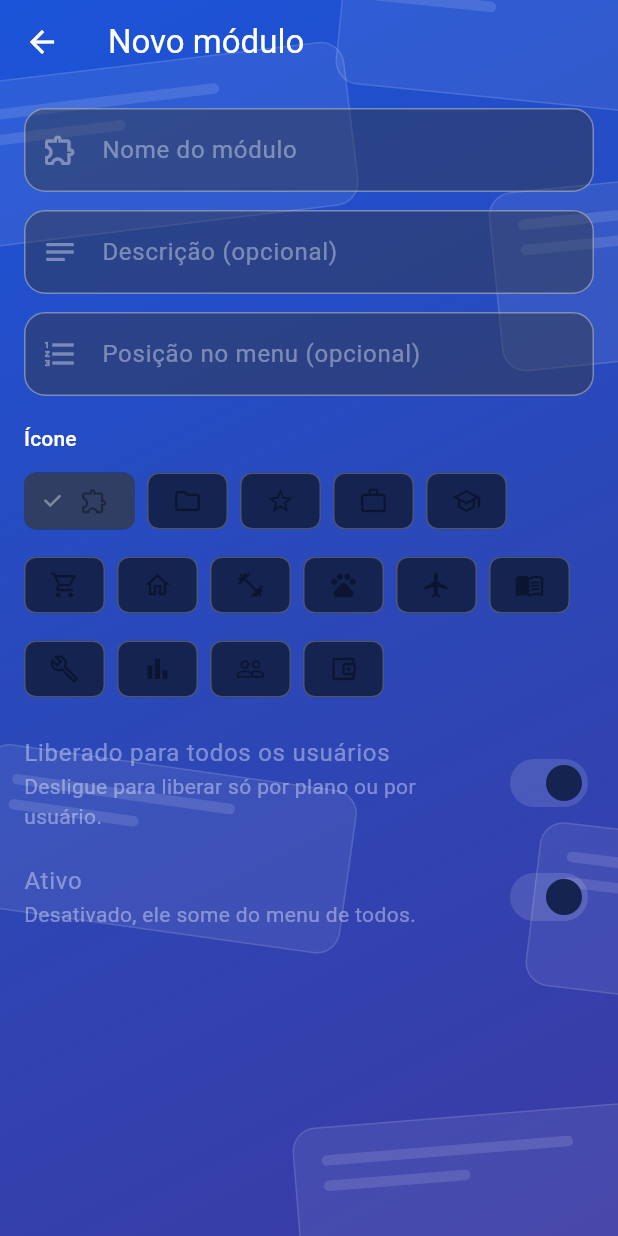
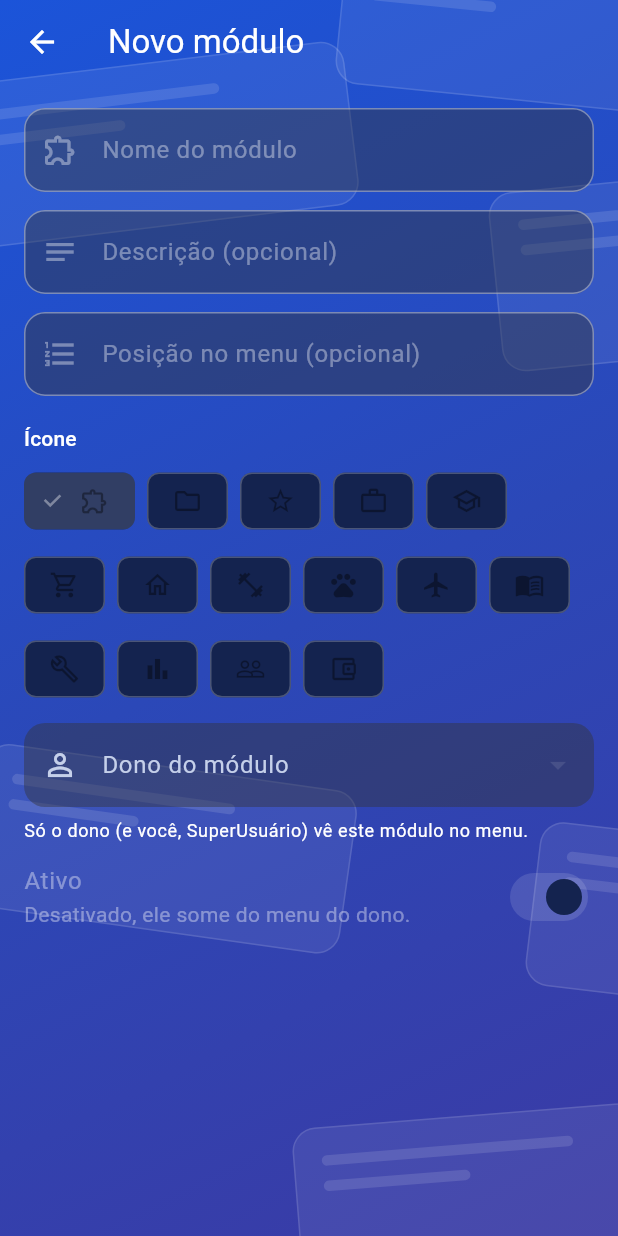
Before and after one commit to valdeiramaral/controle.pessoal, a Flutter app: the ModuloFormPage screen opened directly, on a phone screen of 412 x 824 dp. Run offline on Flutter 3.47's test engine with Material 3 defaults, Android fonts, the phone set to English and light mode, and no system bars; our stand-ins replace drift, drift_flutter, flutter_local_notifications, flutter_riverpod, flutter_secure_storage, timezone; accounts and stored records are empty; generated files the repository leaves out were written again.

Commit message:
App: SuperUsuario, modulos com dono e menu por usuario
Co-Authored-By: Claude Sonnet 5.5 <noreply@anthropic.com>
Claude-Session: https://claude.ai/code/session_01BBJdPGpRE6NQGsK2ezuwoF

```diff
--- a/app/lib/data/api/cliente_api.dart
+++ b/app/lib/data/api/cliente_api.dart
@@ -124,12 +124,16 @@ class UsuarioApi {
 
 /// Resposta de GET /me: dados da pessoa, plano, modulos liberados e permissoes.
 class PerfilApi {
-  const PerfilApi({required this.usuario, this.plano, this.modulos = const [], this.permissoes = const []});
+  const PerfilApi(
+      {required this.usuario, this.plano, this.modulos = const [], this.permissoes = const [], this.superusuario = false});
 
   final UsuarioApi usuario;
   final String? plano;
   final List<String> modulos;
   final List<String> permissoes;
+
+  /// Unico que enxerga e administra os dados de todos os usuarios.
+  final bool superusuario;
 
   bool pode(String permissao) => permissoes.contains(permissao);
 }
@@ -267,6 +271,8 @@ class ModuloAdmin {
     this.icone = 'extension',
     this.sistema = false,
     this.planos = const [],
+    this.donoId,
+    this.donoNome,
   });
 
   final String codigo;
@@ -283,6 +289,10 @@ class ModuloAdmin {
   /// Planos que liberam o modulo (usado quando nao e liberado para todos).
   final List<String> planos;
 
+  /// Dono do modulo (so ele e o SuperUsuario o veem); nulo nos modulos de fabrica.
+  final String? donoId;
+  final String? donoNome;
+
   factory ModuloAdmin.deJson(Map<String, dynamic> j) => ModuloAdmin(
         codigo: j['codigo'] as String,
         nome: j['nome'] as String,
@@ -293,23 +303,29 @@ class ModuloAdmin {
         icone: j['icone'] as String? ?? 'extension',
         sistema: j['sistema'] as bool? ?? false,
         planos: (j['planos'] as List? ?? const []).cast<String>(),
+        donoId: j['dono_id'] as String?,
+        donoNome: j['dono_nome'] as String?,
       );
 }
 
 /// Modulo que aparece no menu do usuario logado.
 class ModuloMenu {
-  const ModuloMenu({required this.codigo, required this.nome, this.descricao, this.icone = 'extension'});
+  const ModuloMenu({required this.codigo, required this.nome, this.descricao, this.icone = 'extension', this.donoNome});
 
   final String codigo;
   final String nome;
   final String? descricao;
   final String icone;
 
+  /// So vem preenchido para o SuperUsuario, que ve os modulos de todos.
+  final String? donoNome;
+
   factory ModuloMenu.deJson(Map<String, dynamic> j) => ModuloMenu(
         codigo: j['codigo'] as String,
         nome: j['nome'] as String,
         descricao: j['descricao'] as String?,
         icone: j['icone'] as String? ?? 'extension',
+        donoNome: j['dono_nome'] as String?,
       );
 }
 
@@ -468,6 +484,7 @@ class ClienteApi {
       plano: (j['licenca'] as Map<String, dynamic>?)?['plano'] as String?,
       modulos: (j['modulos'] as List? ?? const []).cast<String>(),
       permissoes: (j['permissoes'] as List? ?? const []).cast<String>(),
+      superusuario: j['superusuario'] as bool? ?? false,
     );
   }
 
--- a/app/lib/features/admin/modulo_form_page.dart
+++ b/app/lib/features/admin/modulo_form_page.dart
@@ -28,6 +28,8 @@ class _ModuloFormPageState extends ConsumerState<ModuloFormPage> {
   late bool _paraTodos = widget.modulo?.liberadoParaTodos ?? true;
   late Set<String> _planos = {...?widget.modulo?.planos};
   List<OpcaoCatalogo> _planosDisponiveis = const [];
+  List<ItemUsuario> _usuarios = const [];
+  String? _donoId;
   bool _salvando = false;
   String? _erro;
 
@@ -37,6 +39,7 @@ class _ModuloFormPageState extends ConsumerState<ModuloFormPage> {
   @override
   void initState() {
     super.initState();
+    _donoId = widget.modulo?.donoId;
     _carregarPlanos();
   }
 
@@ -53,7 +56,13 @@ class _ModuloFormPageState extends ConsumerState<ModuloFormPage> {
     if (token == null) return;
     try {
       final c = await ref.read(clienteApiProvider).catalogo(token);
-      if (mounted) setState(() => _planosDisponiveis = c.planos);
+      final u = _sistema ? null : await ref.read(clienteApiProvider).listarUsuarios(token);
+      if (mounted) {
+        setState(() {
+          _planosDisponiveis = c.planos;
+          if (u != null) _usuarios = u.itens;
+        });
+      }
     } on ErroApi {
       // sem permissao para ver o catalogo: segue sem a escolha de planos
     }
@@ -61,6 +70,10 @@ class _ModuloFormPageState extends ConsumerState<ModuloFormPage> {
 
   Future<void> _salvar() async {
     if (!_form.currentState!.validate()) return;
+    if (!_sistema && _donoId == null) {
+      setState(() => _erro = 'Escolha o usuário dono do módulo.');
+      return;
+    }
     final token = ref.read(sessaoProvider).token;
     if (token == null) return;
     final api = ref.read(clienteApiProvider);
@@ -75,8 +88,8 @@ class _ModuloFormPageState extends ConsumerState<ModuloFormPage> {
         'nome': _nome.text.trim(),
         'descricao': desc,
         'icone': _icone,
-        'liberado_para_todos': _paraTodos,
-        'planos': (_planos.toList()..sort()),
+        if (_sistema) ...{'liberado_para_todos': _paraTodos, 'planos': (_planos.toList()..sort())},
+        if (!_sistema) 'dono_id': _donoId,
         if (ordem != null) 'ordem': ordem,
         if (!_sistema) 'ativo': _ativo,
       };
@@ -102,7 +115,7 @@ class _ModuloFormPageState extends ConsumerState<ModuloFormPage> {
       context: context,
       builder: (c) => AlertDialog(
         title: const Text('Excluir módulo?'),
-        content: Text('O módulo "${widget.modulo!.nome}" sai do menu de todos.'),
+        content: Text('O módulo "${widget.modulo!.nome}" sai do menu do dono.'),
         actions: [
           TextButton(onPressed: () => Navigator.pop(c, false), child: const Text('Cancelar')),
           FilledButton(key: const Key('confirmar_exclusao'), onPressed: () => Navigator.pop(c, true), child: const Text('Excluir')),
@@ -183,7 +196,22 @@ class _ModuloFormPageState extends ConsumerState<ModuloFormPage> {
                       ),
                   ]),
                   const SizedBox(height: 12),
-                  SwitchListTile(
+                  if (!_sistema) ...[
+                    DropdownButtonFormField<String>(
+                      key: const Key('campo_dono_modulo'),
+                      value: _usuarios.any((u) => u.id == _donoId) ? _donoId : null,
+                      isExpanded: true,
+                      decoration: decoracaoCampo(context, 'Dono do módulo', Icons.person_outline),
+                      items: [
+                        for (final u in _usuarios)
+                          DropdownMenuItem(value: u.id, child: Text('${u.nome} (${u.email})', overflow: TextOverflow.ellipsis)),
+                      ],
+                      onChanged: pode ? (v) => setState(() => _donoId = v) : null,
+                    ),
+                    const SizedBox(height: 8),
+                    Text('Só o dono (e você, SuperUsuário) vê este módulo no menu.', style: tema.textTheme.bodySmall),
+                  ],
+                  if (_sistema) SwitchListTile(
                     key: const Key('campo_para_todos'),
                     contentPadding: EdgeInsets.zero,
                     title: const Text('Liberado para todos os usuários'),
@@ -191,7 +219,7 @@ class _ModuloFormPageState extends ConsumerState<ModuloFormPage> {
                     value: _paraTodos,
                     onChanged: pode ? (v) => setState(() => _paraTodos = v) : null,
                   ),
-                  if (!_paraTodos && _planosDisponiveis.isNotEmpty) ...[
+                  if (_sistema && !_paraTodos && _planosDisponiveis.isNotEmpty) ...[
                     Text('Planos que liberam este módulo', style: tema.textTheme.titleSmall),
                     const SizedBox(height: 8),
                     Wrap(spacing: 8, runSpacing: 4, children: [
@@ -213,7 +241,7 @@ class _ModuloFormPageState extends ConsumerState<ModuloFormPage> {
                     title: const Text('Ativo'),
                     subtitle: Text(_sistema
                         ? 'Módulo de fábrica: não pode ser desativado nem excluído.'
-                        : 'Desativado, ele some do menu de todos.'),
+                        : 'Desativado, ele some do menu do dono.'),
                     value: _ativo,
                     onChanged: (pode && !_sistema) ? (v) => setState(() => _ativo = v) : null,
                   ),
--- a/app/lib/features/admin/modulos_page.dart
+++ b/app/lib/features/admin/modulos_page.dart
@@ -87,8 +87,7 @@ class _ModulosPageState extends ConsumerState<ModulosPage> {
                             title: Text(m.nome),
                             subtitle: Text([
                               m.codigo,
-                              m.sistema ? 'de fábrica' : 'criado por você',
-                              m.liberadoParaTodos ? 'liberado para todos' : 'por plano/usuário',
+                              if (m.sistema) 'de fábrica' else 'dono: ${m.donoNome ?? '—'}',
                             ].join(' · ')),
                             trailing: m.ativo
                                 ? const Icon(Icons.chevron_right)
--- a/app/lib/features/nav/menu_lateral.dart
+++ b/app/lib/features/nav/menu_lateral.dart
@@ -94,16 +94,17 @@ class MenuLateral extends ConsumerWidget {
       (Icons.account_balance_wallet_outlined, 'Finanças'),
       (Icons.favorite_border, 'Saúde'),
       (Icons.event_outlined, 'Agenda'),
-      for (final m in extras) (iconeDoModulo(m.icone), m.nome),
+      for (final m in extras) (iconeDoModulo(m.icone), m.donoNome == null ? m.nome : '${m.nome} · ${m.donoNome}'),
     ];
     final admin = <(IconData, String, Widget)>[
       if (logado && s.pode('acesso.usuario.ver'))
         (Icons.manage_accounts_outlined, 'Usuários e acessos', const UsuariosPage()),
       if (logado &&
+          s.superusuario &&
           s.pode('acesso.usuario.ver') &&
           (s.pode('acesso.perfil.gerenciar') || s.pode('acesso.grupo.gerenciar')))
         (Icons.admin_panel_settings_outlined, 'Perfis e grupos', const PerfisGruposPage()),
-      if (logado && s.pode('administracao.modulo.gerenciar'))
+      if (logado && s.superusuario && s.pode('administracao.modulo.gerenciar'))
         (Icons.extension_outlined, 'Módulos', const ModulosPage()),
     ];
 
```
Also changed, not shown: app/lib/features/auth/sessao.dart (+8 -1 lines), 4 other files.
